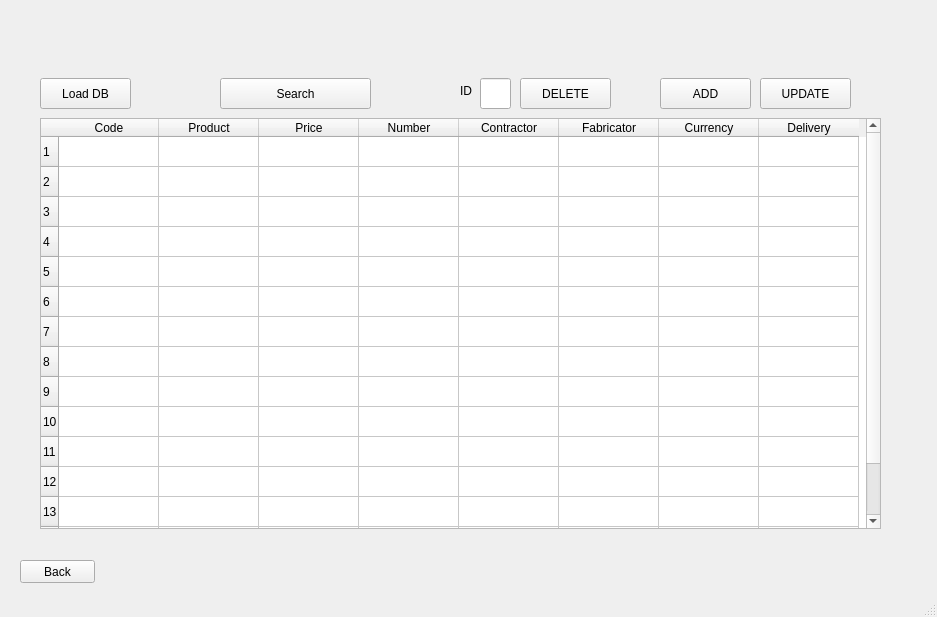
This is src/forms/ProductForm.ui in GanjelaMJ98/maiSpecificationMaker as Qt 5 draws it before an edit. The edited form follows.
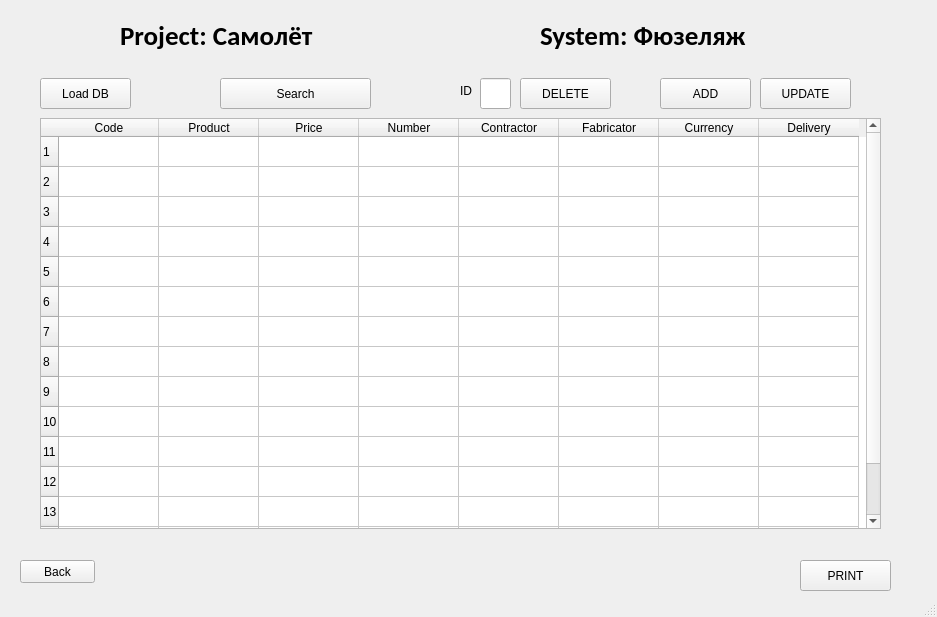
This is the edited form.

What changed in the file:
```diff
--- a/src/forms/ProductForm.ui
+++ b/src/forms/ProductForm.ui
@@ -186,6 +186,61 @@
      <string>Back</string>
     </property>
    </widget>
+   <widget class="QLabel" name="Project_Lable">
+    <property name="geometry">
+     <rect>
+      <x>120</x>
+      <y>20</y>
+      <width>251</width>
+      <height>31</height>
+     </rect>
+    </property>
+    <property name="font">
+     <font>
+      <family>Calibri</family>
+      <pointsize>20</pointsize>
+      <weight>75</weight>
+      <bold>true</bold>
+     </font>
+    </property>
+    <property name="text">
+     <string>Project: Самолёт</string>
+    </property>
+   </widget>
+   <widget class="QLabel" name="System_Label">
+    <property name="geometry">
+     <rect>
+      <x>540</x>
+      <y>20</y>
+      <width>251</width>
+      <height>31</height>
+     </rect>
+    </property>
+    <property name="font">
+     <font>
+      <family>Calibri</family>
+      <pointsize>20</pointsize>
+      <weight>75</weight>
+      <bold>true</bold>
+     </font>
+    </property>
+    <property name="text">
+     <string>System: Фюзеляж</string>
+    </property>
+   </widget>
+   <widget class="QPushButton" name="Print_Button">
+    <property name="geometry">
+     <rect>
+      <x>800</x>
+      <y>560</y>
+      <width>91</width>
+      <height>31</height>
+     </rect>
+    </property>
+    <property name="text">
+     <string>PRINT</string>
+    </property>
+   </widget>
   </widget>
   <widget class="QStatusBar" name="statusbar"/>
  </widget>
```
Left out of the diff: 18 changed lines with no effect on the pictures.
